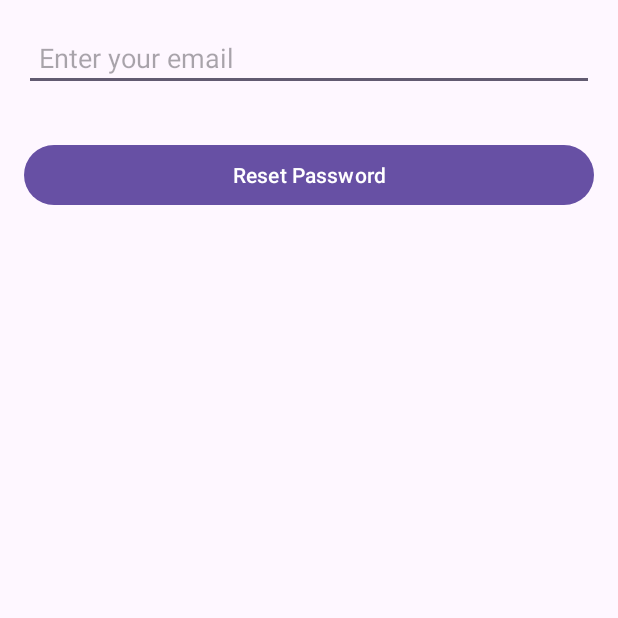
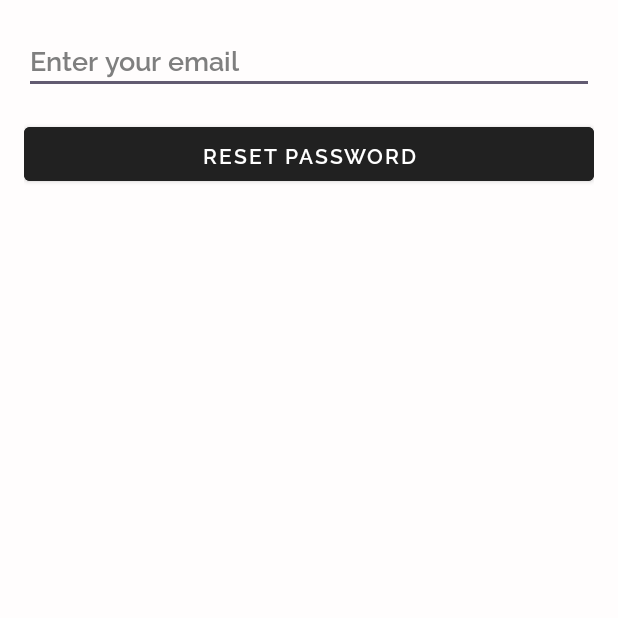
Before and after one commit to Skinnyytallboy/expensetrackerApp, an Android app: the ForgotPasswordActivity screen opened directly, with no data from a screen before it, on a phone screen of 412 x 824 dp, the top half of it. Run offline under Robolectric (Android 15) with nearby library versions, the phone set to English and light mode, and no system bars; our stand-ins replace Firebase (no records; nobody signed in at launch, a user with empty details on screens opened directly).

Commit message:
style: improve UI

```diff
--- a/app/src/main/java/com/stb/expensetrackerapp/ForgotPasswordActivity.java
+++ b/app/src/main/java/com/stb/expensetrackerapp/ForgotPasswordActivity.java
@@ -14,6 +14,8 @@ import androidx.appcompat.app.AppCompatActivity;
 import com.google.firebase.auth.FirebaseAuth;
 
 public class ForgotPasswordActivity extends AppCompatActivity {
+
+    // TODO: implement progress bar
 
     private EditText etEmail;
     private Button btnResetPassword;
--- a/app/src/main/res/layout/activity_forgot_password.xml
+++ b/app/src/main/res/layout/activity_forgot_password.xml
@@ -2,36 +2,44 @@
 <RelativeLayout xmlns:android="http://schemas.android.com/apk/res/android"
     android:layout_width="match_parent"
     android:layout_height="match_parent"
+    android:background="#FFFDFD"
     android:padding="16dp">
 
     <EditText
         android:id="@+id/etEmail"
         android:layout_width="match_parent"
         android:layout_height="wrap_content"
+        android:layout_marginBottom="16dp"
+        android:fontFamily="@font/raleway_semibold"
         android:hint="Enter your email"
         android:inputType="textEmailAddress"
-        android:layout_centerHorizontal="true"
-        android:padding="10dp"
-        android:layout_marginBottom="16dp"/>
+        android:textColor="#000000"
+        android:textColorHighlight="#000000"
+        android:textColorHint="#7F7F7F"
+        android:textColorLink="#000000"/>
 
     <Button
         android:id="@+id/btnResetPassword"
+        style="@style/Widget.MaterialComponents.Button"
         android:layout_width="match_parent"
         android:layout_height="wrap_content"
+        android:layout_below="@id/etEmail"
+        android:layout_marginBottom="16dp"
+        android:backgroundTint="#212121"
+        android:fontFamily="@font/raleway_semibold"
         android:text="Reset Password"
-        android:layout_below="@id/etEmail"
-        android:layout_centerHorizontal="true"
-        android:layout_marginTop="16dp"/>
+        android:textColor="@color/white"
+        android:textColorLink="#FFFFFF"/>
 
     <TextView
         android:id="@+id/tvInfo"
         android:layout_width="wrap_content"
         android:layout_height="wrap_content"
-        android:text="You will receive an email shortly. Kindly keep checking your inbox."
-        android:textSize="14sp"
         android:layout_below="@id/btnResetPassword"
         android:layout_centerHorizontal="true"
         android:layout_marginTop="16dp"
-        android:textColor="#888888" />
+        android:text="You will receive an email shortly. Kindly keep checking your inbox."
+        android:textColor="#888888"
+        android:textSize="14sp" />
 
 </RelativeLayout>
```
